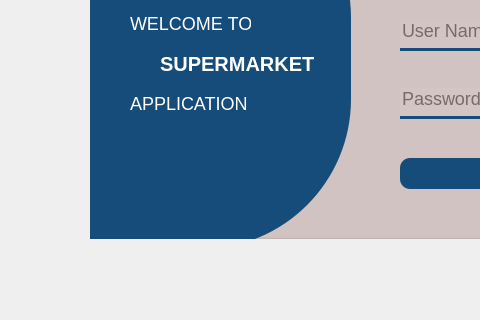
Qt form gui/login_form.ui (Maher-Majdoub/supermarket_management_system) before a commit; both pictures show x 0 to 480 and y 222 to 542 of the 809 by 542 pixel window.
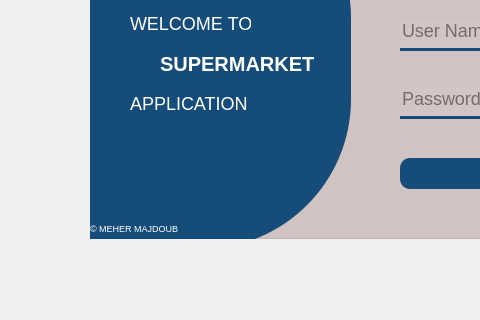
The same form after that commit.

```diff
--- a/gui/login_form.ui
+++ b/gui/login_form.ui
@@ -250,6 +250,33 @@
      <string>-</string>
     </property>
    </widget>
+   <widget class="QLabel" name="label_6">
+    <property name="geometry">
+     <rect>
+      <x>0</x>
+      <y>340</y>
+      <width>111</width>
+      <height>21</height>
+     </rect>
+    </property>
+    <property name="font">
+     <font>
+      <pointsize>7</pointsize>
+      <weight>50</weight>
+      <italic>false</italic>
+      <bold>false</bold>
+     </font>
+    </property>
+    <property name="styleSheet">
+     <string notr="true">color: #fff;
+font: mnonspace;
+font-size: 1Zpx;
+background-color: #154c79;</string>
+    </property>
+    <property name="text">
+     <string>© MEHER MAJDOUB</string>
+    </property>
+   </widget>
   </widget>
  </widget>
  <resources/>
```
